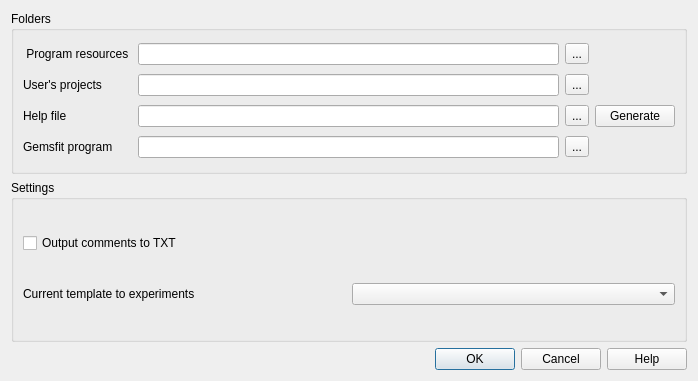
Old version of the form gfshell2/dialogs/PreferencesDialog.ui in the repository gemshub/gemsfits.
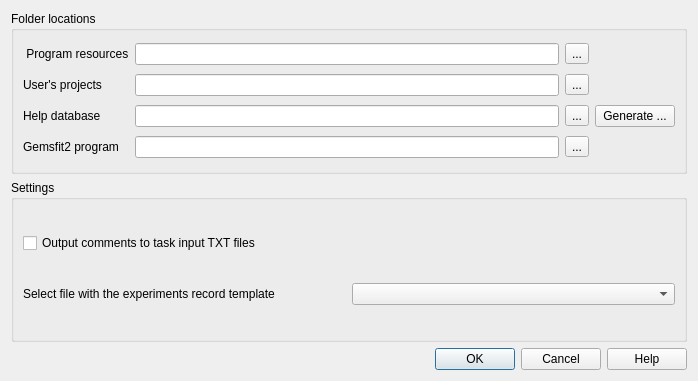
New version of the form.

Commit message: Modifications for displaying help contents in Help browser (more work on contents is necessary), comments on PreferencesDialog.

```diff
--- a/gfshell2/dialogs/PreferencesDialog.ui
+++ b/gfshell2/dialogs/PreferencesDialog.ui
@@ -17,13 +17,13 @@
    <item row="0" column="0">
     <widget class="QGroupBox" name="groupBox">
      <property name="title">
-      <string>Folders</string>
+      <string>Folder locations</string>
      </property>
      <layout class="QGridLayout" name="gridLayout">
       <item row="0" column="0">
        <widget class="QLabel" name="label">
         <property name="text">
-         <string> Program resources </string>
+         <string> Program resources</string>
         </property>
        </widget>
       </item>
@@ -40,7 +40,7 @@
       <item row="1" column="0">
        <widget class="QLabel" name="label_2">
         <property name="text">
-         <string>User's projects </string>
+         <string>User's projects</string>
         </property>
        </widget>
       </item>
@@ -57,7 +57,7 @@
       <item row="2" column="0">
        <widget class="QLabel" name="label_3">
         <property name="text">
-         <string>Help file</string>
+         <string>Help database</string>
         </property>
        </widget>
       </item>
@@ -74,14 +74,14 @@
       <item row="2" column="3">
        <widget class="QPushButton" name="pushButton">
         <property name="text">
-         <string>Generate</string>
+         <string>Generate ...</string>
         </property>
        </widget>
       </item>
       <item row="3" column="0">
        <widget class="QLabel" name="label_5">
         <property name="text">
-         <string>Gemsfit program</string>
+         <string>Gemsfit2 program</string>
         </property>
        </widget>
       </item>
@@ -107,7 +107,7 @@
       <item row="2" column="0">
        <widget class="QLabel" name="label_4">
         <property name="text">
-         <string>Current template to experiments</string>
+         <string>Select file with the experiments record template</string>
         </property>
        </widget>
       </item>
@@ -117,7 +117,7 @@
       <item row="1" column="0">
        <widget class="QCheckBox" name="commentsBox">
         <property name="text">
-         <string>Output comments to TXT</string>
+         <string>Output comments to task input TXT files</string>
         </property>
        </widget>
       </item>
```
The commit also changes 10 other files.
